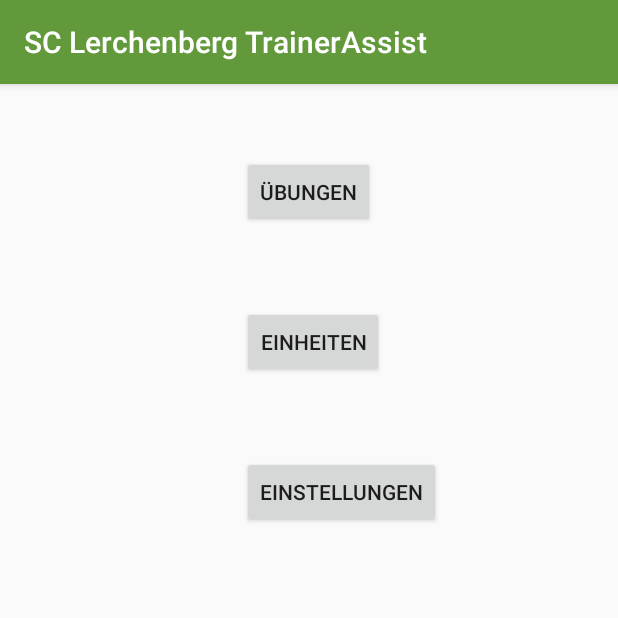
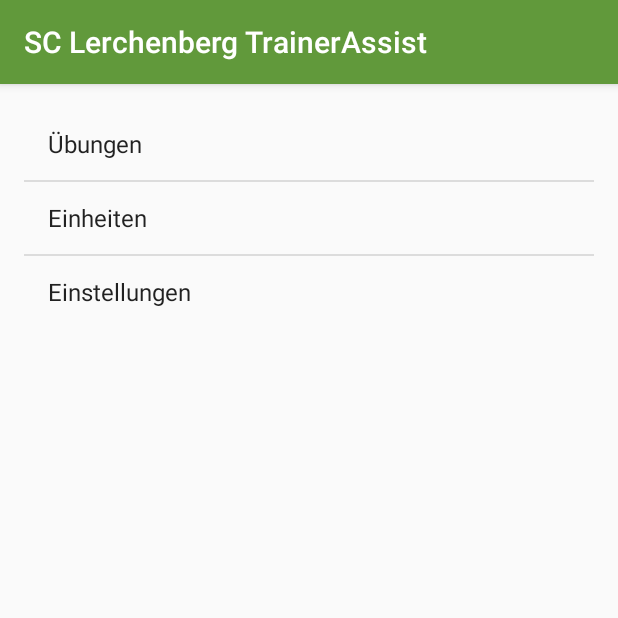
Before and after one commit to FBrand/MobileComputing2017, an Android app: the screen it shows after launch (MainActivity), on a phone screen of 412 x 824 dp, the top half of it. Run offline under Robolectric (Android 15) with nearby library versions, the phone set to English and light mode, and no system bars.

Commit message:
Simples Fragment als Hauptmenü integriert, bestehend aus einer simple-List

```diff
--- a/SCLerchenbergTrainerAssist/app/build.gradle
+++ b/SCLerchenbergTrainerAssist/app/build.gradle
@@ -25,5 +25,7 @@ dependencies {
         exclude group: 'com.android.support', module: 'support-annotations'
     })
     compile 'com.android.support:appcompat-v7:25.0.0'
+    compile 'com.android.support:support-v4:25.0.0'
+    compile 'com.android.support:recyclerview-v7:25.0.0'
     testCompile 'junit:junit:4.12'
 }
--- a/SCLerchenbergTrainerAssist/app/src/main/java/com/scltrainer/uni_mainz/sclerchenbergtrainerassist/MainActivity.java
+++ b/SCLerchenbergTrainerAssist/app/src/main/java/com/scltrainer/uni_mainz/sclerchenbergtrainerassist/MainActivity.java
@@ -2,12 +2,15 @@ package com.scltrainer.uni_mainz.sclerchenbergtrainerassist;
 
 import android.support.v7.app.AppCompatActivity;
 import android.os.Bundle;
+import android.util.Log;
 
 public class MainActivity extends AppCompatActivity {
 
     @Override
     protected void onCreate(Bundle savedInstanceState) {
+        Log.i("APP", "onCreate start");
         super.onCreate(savedInstanceState);
         setContentView(R.layout.activity_main);
+        Log.i("APP", "onCreate ende");
     }
 }
--- /dev/null
+++ b/SCLerchenbergTrainerAssist/app/src/main/java/com/scltrainer/uni_mainz/sclerchenbergtrainerassist/MenuFragment.java
@@ -0,0 +1,45 @@
+package com.scltrainer.uni_mainz.sclerchenbergtrainerassist;
+
+import android.annotation.SuppressLint;
+import android.app.ListFragment;
+import android.os.Bundle;
+
+import android.util.Log;
+import android.view.LayoutInflater;
+import android.view.View;
+import android.view.ViewGroup;
+
+import android.widget.AdapterView;
+import android.widget.AdapterView.OnItemClickListener;
+import android.widget.ArrayAdapter;
+import android.widget.Toast;
+
+public class MenuFragment extends ListFragment implements OnItemClickListener {
+    @Override
+    public View onCreateView(LayoutInflater inflater,
+                             ViewGroup container, Bundle savedInstanceState) {
+        Log.i("APP", "onCreateView start");
+        View view = inflater.inflate(R.layout.fragment_menu, container, false);
+        Log.i("APP", "onCreate ende");
+        return view;
+
+    }
+
+    @Override
+    public void onActivityCreated(Bundle savedInstanceState) {
+        super.onActivityCreated(savedInstanceState);
+        Log.i("APP", "onActivityCreated start");
+
+        // TODO: Eigenen ArrayAdapter schreiben um eine schoenere Liste zu erzeugen
+        ArrayAdapter adapter = ArrayAdapter.createFromResource(getActivity(),
+                R.array.menu, android.R.layout.simple_list_item_1);
+        setListAdapter(adapter);
+        getListView().setOnItemClickListener(this);
+        Log.i("APP", "onActivityCreated ende");
+    }
+
+    @Override
+    public void onItemClick(AdapterView<?> parent, View view, int position,long id) {
+        Toast.makeText(getActivity(), "Item: " + position, Toast.LENGTH_SHORT).show();
+    }
+}
--- a/SCLerchenbergTrainerAssist/app/src/main/res/layout/activity_main.xml
+++ b/SCLerchenbergTrainerAssist/app/src/main/res/layout/activity_main.xml
@@ -11,21 +11,16 @@
         android:paddingBottom="@dimen/activity_vertical_margin"
         tools:context="com.scltrainer.uni_mainz.sclerchenbergtrainerassist.MainActivity">
 
-    <Button
-            android:text="@string/uebungen_button"
-            android:layout_width="wrap_content"
-            android:layout_height="wrap_content" android:layout_alignParentTop="true"
-            android:layout_centerHorizontal="true" android:layout_marginTop="32dp" android:id="@+id/button"/>
-    <Button
-            android:text="@string/einheiten_button"
-            android:layout_width="wrap_content"
-            android:layout_height="wrap_content" android:layout_below="@+id/button"
-            android:layout_alignLeft="@+id/button" android:layout_alignStart="@+id/button"
-            android:layout_marginTop="52dp" android:id="@+id/button2"/>
-    <Button
-            android:text="@string/settings_button"
-            android:layout_width="wrap_content"
-            android:layout_height="wrap_content"
-            android:layout_marginTop="52dp" android:id="@+id/button3" android:layout_below="@+id/button2"
-            android:layout_alignLeft="@+id/button2" android:layout_alignStart="@+id/button2"/>
+    <LinearLayout
+            android:orientation="vertical"
+            android:layout_width="match_parent"
+            android:layout_height="match_parent" android:layout_alignParentTop="true"
+            android:layout_centerHorizontal="true">
+
+        <fragment
+                android:id="@+id/fragment1"
+                android:name="com.scltrainer.uni_mainz.sclerchenbergtrainerassist.MenuFragment"
+                android:layout_width="match_parent"
+                android:layout_height="match_parent" />
+        </LinearLayout>
 </RelativeLayout>
--- /dev/null
+++ b/SCLerchenbergTrainerAssist/app/src/main/res/layout/fragment_menu.xml
@@ -0,0 +1,20 @@
+<?xml version="1.0" encoding="utf-8"?>
+<LinearLayout
+        xmlns:android="http://schemas.android.com/apk/res/android"
+        android:layout_width="match_parent"
+        android:layout_height="match_parent"
+        android:orientation="vertical" >
+
+    <ListView
+            android:id="@android:id/list"
+            android:layout_width="match_parent"
+            android:layout_height="wrap_content" >
+    </ListView>
+
+    <TextView
+            android:id="@android:id/empty"
+            android:text="test"
+            android:layout_width="match_parent"
+            android:layout_height="wrap_content" >
+    </TextView>
+</LinearLayout>
--- a/SCLerchenbergTrainerAssist/app/src/main/res/values/dimens.xml
+++ b/SCLerchenbergTrainerAssist/app/src/main/res/values/dimens.xml
@@ -2,4 +2,5 @@
     <!-- Default screen margins, per the Android Design guidelines. -->
     <dimen name="activity_horizontal_margin">16dp</dimen>
     <dimen name="activity_vertical_margin">16dp</dimen>
+    <dimen name="text_margin">16dp</dimen>
 </resources>
--- a/SCLerchenbergTrainerAssist/app/src/main/res/values/strings.xml
+++ b/SCLerchenbergTrainerAssist/app/src/main/res/values/strings.xml
@@ -1,7 +1,17 @@
 <resources>
     <string name="app_name">SC Lerchenberg TrainerAssist</string>
 
+    <!-- main Activity strings -->
     <string name="uebungen_button">Übungen</string>
     <string name="einheiten_button">Einheiten</string>
     <string name="settings_button">Einstellungen</string>
+
+    <string-array name="menu">
+        <item>Übungen</item>
+        <item>Einheiten</item>
+        <item>Einstellungen</item>
+    </string-array>
+
+    <!-- TODO: Remove or change this placeholder text -->
+    <string name="hello_blank_fragment">Hello blank fragment</string>
 </resources>
```
Also changed, not shown: SCLerchenbergTrainerAssist/app/src/main/java/com/scltrainer/uni_mainz/sclerchenbergtrainerassist/dummy/DummyContent.java (added, +72 -0 lines), SCLerchenbergTrainerAssist/app/src/main/res/layout/menu_item.xml (added, +16 -0 lines).
